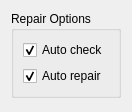
Old version of the form src/generalsettingspage.ui in the repository ChaosWars/kpar2.
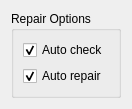
New version of the form.

What changed in the file:
```diff
--- a/src/generalsettingspage.ui
+++ b/src/generalsettingspage.ui
@@ -5,8 +5,8 @@
    <rect>
     <x>0</x>
     <y>0</y>
-    <width>130</width>
-    <height>112</height>
+    <width>124</width>
+    <height>107</height>
    </rect>
   </property>
   <property name="windowTitle" >
```
Left out of the diff: 6 changed lines with no effect on the pictures.
